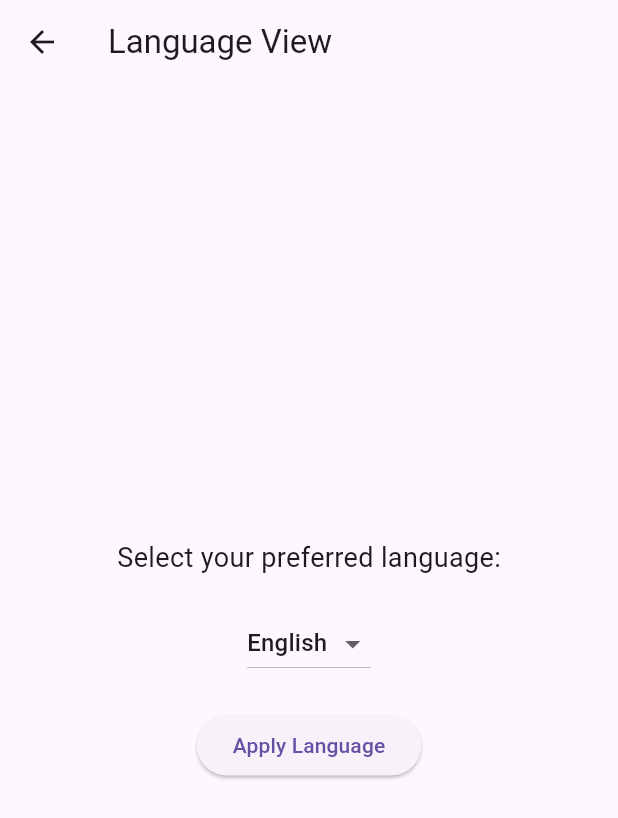
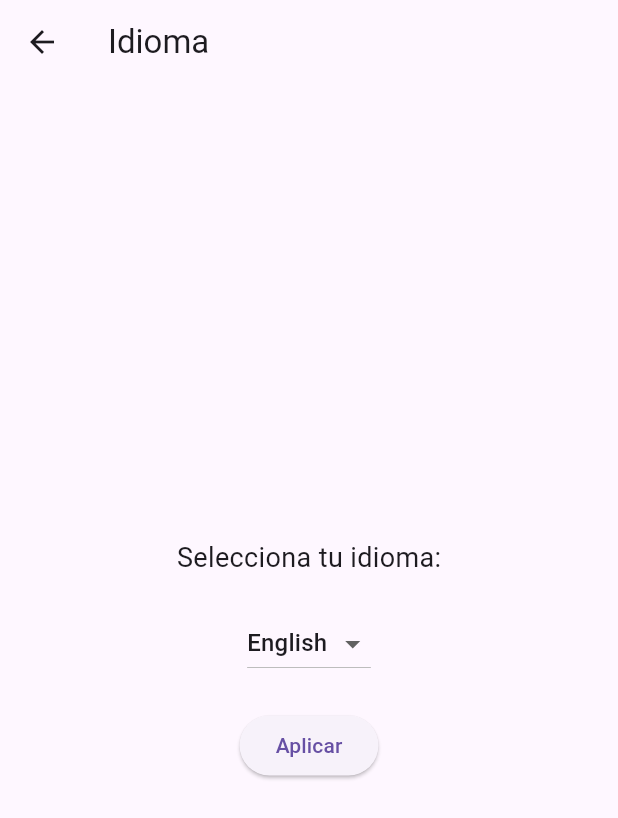
Before and after one commit to CharLyModZz288/trabajoFinal, a Flutter app: the LanguageView screen opened directly, on a phone screen of 412 x 824 dp. Shown: the top 818 px of the screen. Run offline on Flutter 3.47's test engine with Material 3 defaults, Android fonts, the phone set to English and light mode, and no system bars; our stand-ins replace cloud_firestore, firebase_auth, firebase_core, firebase_storage, geolocator, google_maps_flutter and 2 more; accounts and stored records are empty; statements that could not run were skipped.

Commit message:
cambios generales

```diff
--- a/lib/Home/HomeView.dart
+++ b/lib/Home/HomeView.dart
@@ -6,7 +6,6 @@ import 'package:firebase_storage/firebase_storage.dart';
 import 'package:flutter/material.dart';
 import 'package:geolocator/geolocator.dart';
 
-import '../CustomViews/CustomButton.dart';
 import '../CustomViews/CustomCellView.dart';
 import '../CustomViews/CustomDrawer.dart';
 import '../CustomViews/CustomGredCellView.dart';
--- a/lib/Home/LanguageView.dart
+++ b/lib/Home/LanguageView.dart
@@ -1,4 +1,6 @@
 import 'package:flutter/material.dart';
+
+import '../main.dart';
 
 class LanguageView extends StatefulWidget {
   @override
@@ -12,14 +14,14 @@ class _LanguageViewState extends State<LanguageView> {
   Widget build(BuildContext context) {
     return Scaffold(
       appBar: AppBar(
-        title: Text('Language View'),
+        title: Text('Idioma'),
       ),
       body: Center(
         child: Column(
           mainAxisAlignment: MainAxisAlignment.center,
           children: [
             Text(
-              'Select your preferred language:',
+              'Selecciona tu idioma:',
               style: TextStyle(fontSize: 18.0),
             ),
             SizedBox(height: 20.0),
@@ -30,7 +32,7 @@ class _LanguageViewState extends State<LanguageView> {
                   _selectedLanguage = newValue!;
                 });
               },
-              items: <String>['English', 'Spanish', 'French', 'German']
+              items: <String>['English', 'Spanish']
                   .map<DropdownMenuItem<String>>((String value) {
                 return DropdownMenuItem<String>(
                   value: value,
@@ -41,16 +43,19 @@ class _LanguageViewState extends State<LanguageView> {
             SizedBox(height: 20.0),
             ElevatedButton(
               onPressed: () {
-                // Aquí puedes agregar la lógica para aplicar el idioma seleccionado
-                // por ejemplo, puedes usar paquetes de internacionalización como 'flutter_localizations'
-                // o cambiar manualmente el idioma de tu aplicación.
+                // Cambiar el idioma de toda la aplicación
+                if (_selectedLanguage == 'Spanish') {
+                  MyApp.setLocale(context, Locale('es'));
+                } else {
+                  MyApp.setLocale(context, Locale('en'));
+                }
                 ScaffoldMessenger.of(context).showSnackBar(
                   SnackBar(
                     content: Text('Language changed to: $_selectedLanguage'),
                   ),
                 );
               },
-              child: Text('Apply Language'),
+              child: Text('Aplicar'),
             ),
           ],
         ),
--- a/lib/main.dart
+++ b/lib/main.dart
@@ -1,6 +1,10 @@
+
+import 'package:flutter/material.dart';
 import 'package:firebase_core/firebase_core.dart';
-import 'package:flutter/material.dart';
-
+import 'package:flutter_localizations/flutter_localizations.dart';
+import 'package:flutter/cupertino.dart';
+import 'package:trabajofinal/Home/ThemeManager.dart'; // Importa el ThemeManager
+import 'package:trabajofinal/Home/ThemeView.dart'; // Importa el ThemeView
 import 'Trabajofinal.dart';
 import 'firebase_options.dart';
 
@@ -13,12 +17,44 @@ void main() async {
   runApp(MyApp());
 }
 
-class MyApp extends StatelessWidget {
+class MyApp extends StatefulWidget {
+  static void setLocale(BuildContext context, Locale newLocale) {
+    _MyAppState state = context.findAncestorStateOfType<_MyAppState>()!;
+    state.setLocale(newLocale);
+  }
+
+  @override
+  _MyAppState createState() => _MyAppState();
+}
+
+class _MyAppState extends State<MyApp> {
+  Locale? _locale;
+
+  void setLocale(Locale locale) {
+    setState(() {
+      _locale = locale;
+    });
+  }
+
   @override
   Widget build(BuildContext context) {
     return MaterialApp(
-      //theme: ThemeData.light(), // Cambia el tema según tus preferencias
+      locale: _locale ?? Locale('es'), // Establece el idioma predeterminado a español
+      localizationsDelegates: [
+        GlobalMaterialLocalizations.delegate,
+        GlobalWidgetsLocalizations.delegate,
+        GlobalCupertinoLocalizations.delegate, // Agrega el delegate de CupertinoLocalizations
+      ],
+      supportedLocales: [
+        const Locale('en'), // Inglés
+        const Locale('es'), // Español
+        // Otros idiomas que desees soportar
+      ],
+      theme: ThemeManager.currentTheme, // Establece el tema globalmente
       home: MuseoYismer(),
+      routes: {
+        '/themeview': (context) => ThemeView(), // Agrega la ruta para ThemeView
+      },
     );
   }
 }
--- a/pubspec.yaml
+++ b/pubspec.yaml
@@ -48,6 +48,8 @@ dependencies:
 
 dev_dependencies:
   flutter_test:
+    sdk: flutter
+  flutter_localizations:
     sdk: flutter
 
   # The "flutter_lints" package below contains a set of recommended lints to
```
Also changed, not shown: lib/Home/ThemeView.dart (+3 -4 lines), pubspec.lock.
